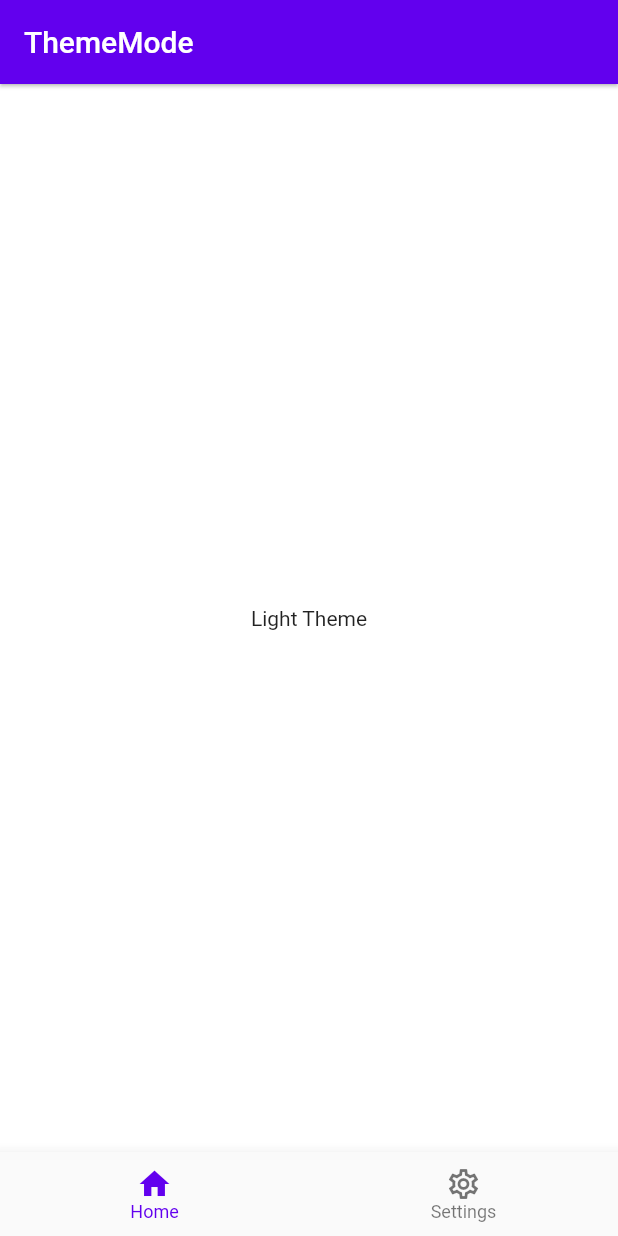
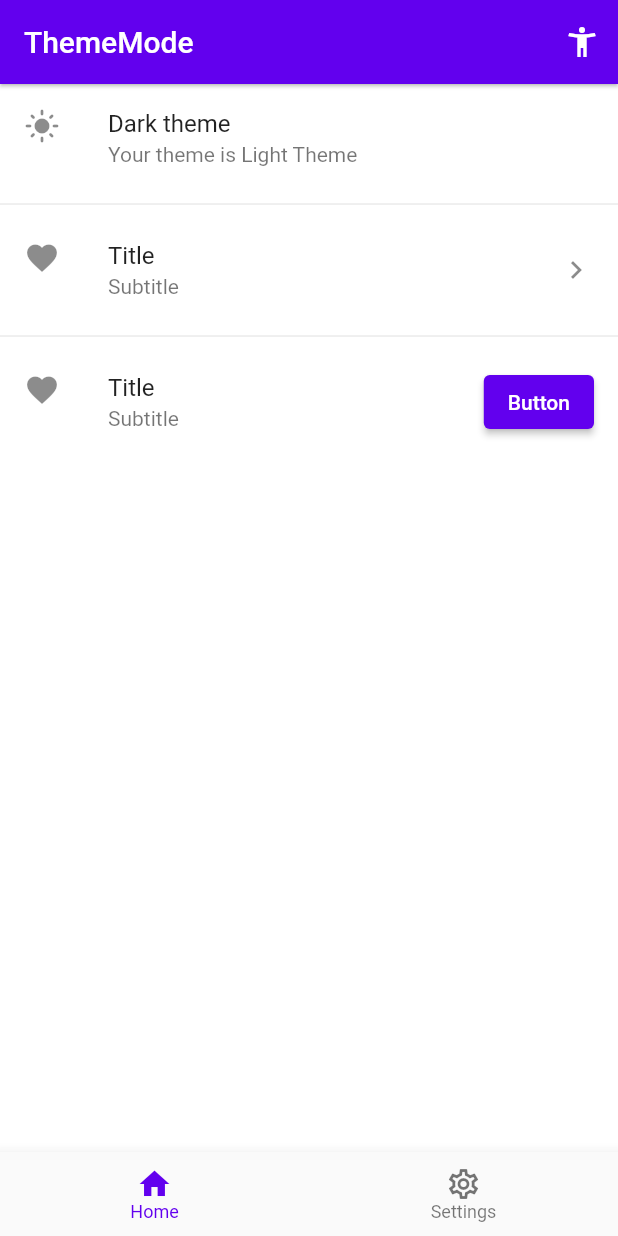
Before and after one commit to alessandrocataldi/thememode, a Flutter app: the screen it shows after launch, on a phone screen of 412 x 824 dp. Run offline on Flutter 3.47's test engine with Material 2 defaults, Android fonts, the light colour scheme and no system bars; missing offline and left inert: shared_preferences_web.

Commit message:
add dark theme (work in progress)

```diff
--- /dev/null
+++ b/lib/global/size.dart
@@ -0,0 +1,3 @@
+class Space {
+  static const double radius = 14;
+}
--- a/lib/main.dart
+++ b/lib/main.dart
@@ -70,19 +70,17 @@ class _MyHomePageState extends State<MyHomePage> {
 
   @override
   Widget build(BuildContext context) {
-    // //  indentify theme mode
-    // final text = Provider.of<ThemeProvider>(context).themeMode == ThemeMode.dark
-    //     ? 'Dark Theme'
-    //     : 'Light Theme';
-
     return Scaffold(
       appBar: AppBar(
         elevation: 1,
         centerTitle: false,
         title: Text(widget.title),
-        // actions: const [
-        //   ChangeThemeButtonWidget(),
-        // ],
+        actions: [
+          IconButton(
+            onPressed: () {},
+            icon: const Icon(Icons.accessibility_new),
+          )
+        ],
       ),
       body: Center(
         child: _widgetOptions.elementAt(_selectIndex),
--- a/lib/provider/theme_provider.dart
+++ b/lib/provider/theme_provider.dart
@@ -1,5 +1,6 @@
 import 'package:flutter/material.dart';
 import 'package:flutter/scheduler.dart';
+import 'package:thememode/global/theme_dark.dart';
 
 class ThemeProvider extends ChangeNotifier {
   ThemeMode themeMode = ThemeMode.system;
@@ -20,11 +21,14 @@ class ThemeProvider extends ChangeNotifier {
 }
 
 class CustomTheme {
-  static final darkTheme = ThemeData(
-    scaffoldBackgroundColor: Colors.grey.shade900,
-    primaryColor: Colors.purple,
-    colorScheme: const ColorScheme.dark(),
-  );
+  // static final darkTheme = ThemeData(
+  //   scaffoldBackgroundColor: Colors.grey.shade900,
+  //   primaryColor: Colors.purple,
+  //   colorScheme: const ColorScheme.dark(),
+  //   brightness: Brightness.dark,
+  // );
+
+  static final darkTheme = darkThemeDefault;
 
   static final lightTheme = ThemeData(
     scaffoldBackgroundColor: Colors.white,
--- a/lib/scaffold/home.dart
+++ b/lib/scaffold/home.dart
@@ -17,14 +17,36 @@ class _HomeState extends State<Home> {
     final text = Provider.of<ThemeProvider>(context).themeMode == ThemeMode.dark
         ? 'Dark Theme'
         : 'Light Theme';
+    Icon iconMode =
+        Provider.of<ThemeProvider>(context).themeMode == ThemeMode.dark
+            ? const Icon(Icons.dark_mode)
+            : const Icon(Icons.light_mode);
     return Scaffold(
-      body: Center(
-        child: Column(
-          mainAxisAlignment: MainAxisAlignment.center,
-          children: [
-            Text(text),
-          ],
-        ),
+      body: Column(
+        children: [
+          ListTile(
+            leading: iconMode,
+            title: const Text("Dark theme"),
+            subtitle: Text("Your theme is $text"),
+          ),
+          const Divider(),
+          const ListTile(
+            title: Text("Title"),
+            subtitle: Text("Subtitle"),
+            leading: Icon(Icons.favorite),
+            trailing: Icon(Icons.chevron_right),
+          ),
+          const Divider(),
+          ListTile(
+            title: const Text("Title"),
+            subtitle: const Text("Subtitle"),
+            leading: const Icon(Icons.favorite),
+            trailing: ElevatedButton(
+              onPressed: () {},
+              child: const Text("Button"),
+            ),
+          ),
+        ],
       ),
     );
   }
--- a/lib/scaffold/settings.dart
+++ b/lib/scaffold/settings.dart
@@ -18,6 +18,7 @@ class _SettingsState extends State<Settings> {
     final text = Provider.of<ThemeProvider>(context).themeMode == ThemeMode.dark
         ? 'dark'
         : 'light';
+    // change icon on leading listtile in use
     Icon iconMode =
         Provider.of<ThemeProvider>(context).themeMode == ThemeMode.dark
             ? const Icon(Icons.dark_mode)
@@ -31,6 +32,7 @@ class _SettingsState extends State<Settings> {
             subtitle: Text("Your theme is $text"),
             trailing: const ChangeThemeButtonWidget(),
           ),
+          const Divider(),
         ],
       ),
     );
```
Also changed, not shown: lib/global/colors.dart (added, +26 -0 lines), lib/global/theme_dark.dart (added, +87 -0 lines).
